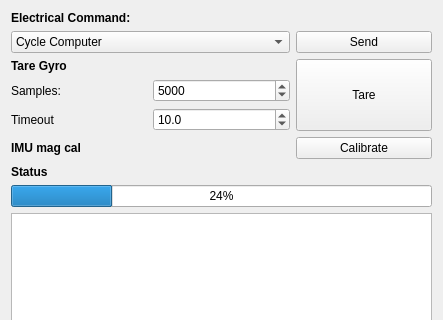
Before: the Qt Designer form riptide_rviz/riptide_rviz/src/ElectricalPanel.ui in osu-uwrt/riptide_gui, drawn with Qt 5; both pictures show x 0 to 443 and y 0 to 320 of the 443 by 474 pixel window.
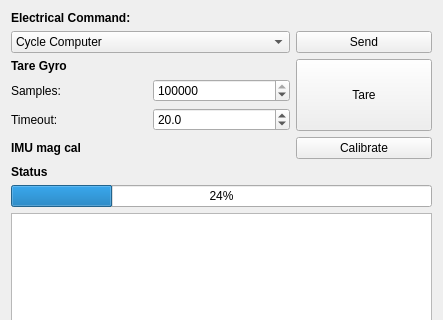
After: the same form once the commit is applied.

Commit message: change default values for gyro tare

```diff
--- a/riptide_rviz/riptide_rviz/src/ElectricalPanel.ui
+++ b/riptide_rviz/riptide_rviz/src/ElectricalPanel.ui
@@ -38,7 +38,7 @@
      <item row="4" column="0">
       <widget class="QLabel" name="label_6">
        <property name="text">
-        <string>Timeout</string>
+        <string>Timeout:</string>
        </property>
       </widget>
      </item>
@@ -150,21 +150,21 @@
         <double>0.100000000000000</double>
        </property>
        <property name="value">
-        <double>10.000000000000000</double>
+        <double>20.000000000000000</double>
        </property>
       </widget>
      </item>
      <item row="3" column="1">
       <widget class="QSpinBox" name="tareSamples">
        <property name="minimum">
-        <number>100</number>
+        <number>1000</number>
        </property>
        <property name="maximum">
+        <number>1000000</number>
+       </property>
+       <property name="value">
         <number>100000</number>
        </property>
-       <property name="value">
-        <number>5000</number>
-       </property>
       </widget>
      </item>
      <item row="1" column="0" colspan="2">
```
